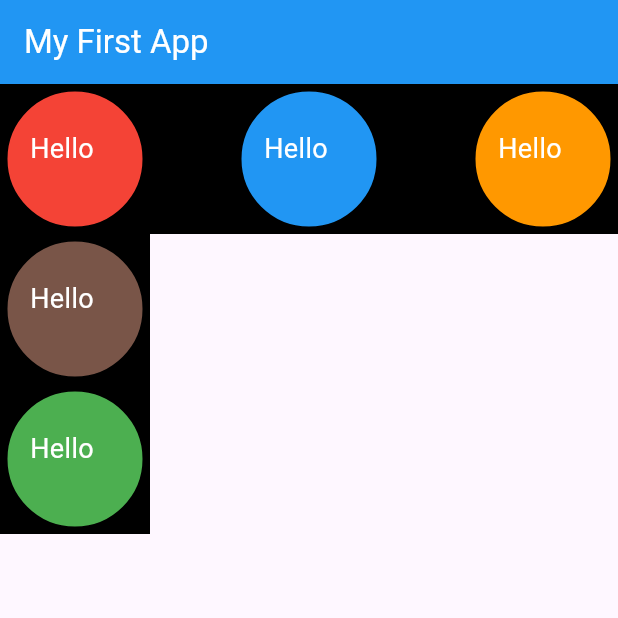
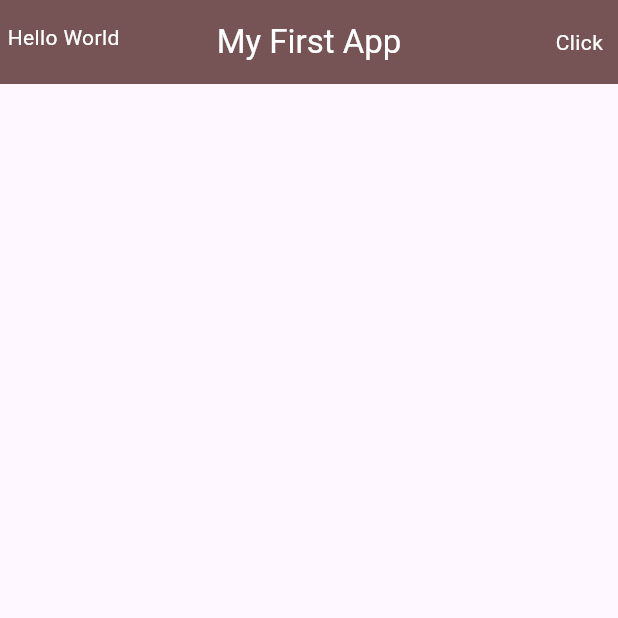
Before and after one commit to devatulparmar/batch6pm25march, a Flutter app: the screen it shows after launch, on a phone screen of 412 x 824 dp, the top half of it. Run offline on Flutter 3.47's test engine with Material 3 defaults, Android fonts, the light colour scheme and no system bars.

Commit message:
SizedBox, leading, actions

```diff
--- a/lib/main.dart
+++ b/lib/main.dart
@@ -21,126 +21,155 @@ class _MyAppState extends State<MyApp> {
     return MaterialApp(
       home: Scaffold(
         appBar: AppBar(
-          backgroundColor: Colors.blue,
+          backgroundColor: Colors.brown,
           title: const Text(
             "My First App",
             style: TextStyle(
               color: Colors.white,
             ),
           ),
-        ),
-        body: Column(
-          // mainAxisAlignment: MainAxisAlignment.spaceBetween,
-          crossAxisAlignment: CrossAxisAlignment.start,
-          children: [
-            Container(
-              color: Colors.black,
-              child: Row(
-                mainAxisAlignment: MainAxisAlignment.spaceBetween,
-                children: [
-                  Container(
-                    // color: Colors.red,
-                    height: 100,
-                    width: 100,
-                    padding: const EdgeInsets.only(left: 15, top: 25),
-                    decoration: BoxDecoration(
-                      color: Colors.red,
-                      borderRadius: BorderRadius.circular(100),
-                      border: Border.all(color: Colors.black, width: 5),
-                    ),
-                    child: const Text(
-                      "Hello",
-                      style: TextStyle(
-                        color: Colors.white,
-                        fontSize: 18,
-                      ),
-                    ),
-                  ),
-                  Container(
-                    // color: Colors.red,
-                    height: 100,
-                    width: 100,
-                    padding: const EdgeInsets.only(left: 15, top: 25),
-                    decoration: BoxDecoration(
-                      color: Colors.blue,
-                      borderRadius: BorderRadius.circular(100),
-                      border: Border.all(color: Colors.black, width: 5),
-                    ),
-                    child: const Text(
-                      "Hello",
-                      style: TextStyle(
-                        color: Colors.white,
-                        fontSize: 18,
-                      ),
-                    ),
-                  ),
-                  Container(
-                    // color: Colors.red,
-                    height: 100,
-                    width: 100,
-                    padding: const EdgeInsets.only(left: 15, top: 25),
-                    decoration: BoxDecoration(
-                      color: Colors.orange,
-                      borderRadius: BorderRadius.circular(100),
-                      border: Border.all(color: Colors.black, width: 5),
-                    ),
-                    child: const Text(
-                      "Hello",
-                      style: TextStyle(
-                        color: Colors.white,
-                        fontSize: 18,
-                      ),
-                    ),
-                  ),
-                ],
+          actions: [
+            const Text(
+              "Click",
+              style: TextStyle(
+                color: Colors.white,
               ),
             ),
-            Container(
-              color: Colors.black,
-              child: Column(
-                mainAxisAlignment: MainAxisAlignment.spaceBetween,
-                children: [
-                  Container(
-                    // color: Colors.red,
-                    height: 100,
-                    width: 100,
-                    padding: const EdgeInsets.only(left: 15, top: 25),
-                    decoration: BoxDecoration(
-                      color: Colors.brown,
-                      borderRadius: BorderRadius.circular(100),
-                      border: Border.all(color: Colors.black, width: 5),
-                    ),
-                    child: const Text(
-                      "Hello",
-                      style: TextStyle(
-                        color: Colors.white,
-                        fontSize: 18,
-                      ),
-                    ),
-                  ),
-                  Container(
-                    // color: Colors.red,
-                    height: 100,
-                    width: 100,
-                    padding: const EdgeInsets.only(left: 15, top: 25),
-                    decoration: BoxDecoration(
-                      color: Colors.green,
-                      borderRadius: BorderRadius.circular(100),
-                      border: Border.all(color: Colors.black, width: 5),
-                    ),
-                    child: const Text(
-                      "Hello",
-                      style: TextStyle(
-                        color: Colors.white,
-                        fontSize: 18,
-                      ),
-                    ),
-                  ),
-                ],
+            const SizedBox(
+              width: 10,
+            ),
+          ],
+          elevation: 50,
+          leading: Container(
+            padding: const EdgeInsets.only(top: 15, left: 5),
+            child: const Text(
+              "Hello World",
+              style: TextStyle(
+                color: Colors.white,
               ),
             ),
-          ],
+          ),
+          leadingWidth: 80,
+          centerTitle: true,
         ),
+        // body: Column(
+        //   // mainAxisAlignment: MainAxisAlignment.spaceBetween,
+        //   crossAxisAlignment: CrossAxisAlignment.start,
+        //   children: [
+        //     Container(
+        //       color: Colors.black,
+        //       child: Row(
+        //         mainAxisAlignment: MainAxisAlignment.spaceBetween,
+        //         children: [
+        //           Container(
+        //             // color: Colors.red,
+        //             height: 100,
+        //             width: 100,
+        //             padding: const EdgeInsets.only(left: 15, top: 25),
+        //             decoration: BoxDecoration(
+        //               color: Colors.red,
+        //               borderRadius: BorderRadius.circular(100),
+        //               border: Border.all(color: Colors.black, width: 5),
+        //             ),
+        //             child: const Text(
+        //               "Hello",
+        //               style: TextStyle(
+        //                 color: Colors.white,
+        //                 fontSize: 18,
+        //               ),
+        //             ),
+        //           ),
+        //           Container(
+        //             // color: Colors.red,
+        //             height: 100,
+        //             width: 100,
+        //             padding: const EdgeInsets.only(left: 15, top: 25),
+        //             decoration: BoxDecoration(
+        //               color: Colors.blue,
+        //               borderRadius: BorderRadius.circular(100),
+        //               border: Border.all(color: Colors.black, width: 5),
+        //             ),
+        //             child: const Text(
+        //               "Hello",
+        //               style: TextStyle(
+        //                 color: Colors.white,
+        //                 fontSize: 18,
+        //               ),
+        //             ),
+        //           ),
+        //           Container(
+        //             // color: Colors.red,
+        //             height: 100,
+        //             width: 100,
+        //             padding: const EdgeInsets.only(left: 15, top: 25),
+        //             decoration: BoxDecoration(
+        //               color: Colors.orange,
+        //               borderRadius: BorderRadius.circular(100),
+        //               border: Border.all(color: Colors.black, width: 5),
+        //             ),
+        //             child: const Text(
+        //               "Hello",
+        //               style: TextStyle(
+        //                 color: Colors.white,
+        //                 fontSize: 18,
+        //               ),
+        //             ),
+        //           ),
+        //         ],
+        //       ),
+        //     ),
+        //     Container(
+        //       color: Colors.black,
+        //       child: Column(
+        //         mainAxisAlignment: MainAxisAlignment.spaceBetween,
+        //         children: [
+        //           Container(
+        //             // color: Colors.red,
+        //             height: 100,
+        //             width: 100,
+        //             padding: const EdgeInsets.only(left: 15, top: 25),
+        //             decoration: BoxDecoration(
+        //               color: Colors.brown,
+        //               borderRadius: BorderRadius.circular(100),
+        //               border: Border.all(color: Colors.black, width: 5),
+        //             ),
+        //             child: const Text(
+        //               "Hello 1",
+        //               style: TextStyle(
+        //                 color: Colors.white,
+        //                 fontSize: 18,
+        //               ),
+        //             ),
+        //           ),
+        //           const SizedBox(
+        //             height: 150,
+        //           ),
+        //           Container(
+        //             // color: Colors.red,
+        //             height: 100,
+        //             width: 100,
+        //             padding: const EdgeInsets.only(left: 15, top: 25),
+        //             decoration: BoxDecoration(
+        //               color: Colors.green,
+        //               borderRadius: BorderRadius.circular(100),
+        //               border: Border.all(color: Colors.black, width: 5),
+        //             ),
+        //             child: const Text(
+        //               "Hello 2",
+        //               style: TextStyle(
+        //                 color: Colors.white,
+        //                 fontSize: 18,
+        //               ),
+        //             ),
+        //           ),
+        //           const SizedBox(
+        //             height: 50,
+        //           ),
+        //         ],
+        //       ),
+        //     ),
+        //   ],
+        // ),
       ),
     );
   }
```
